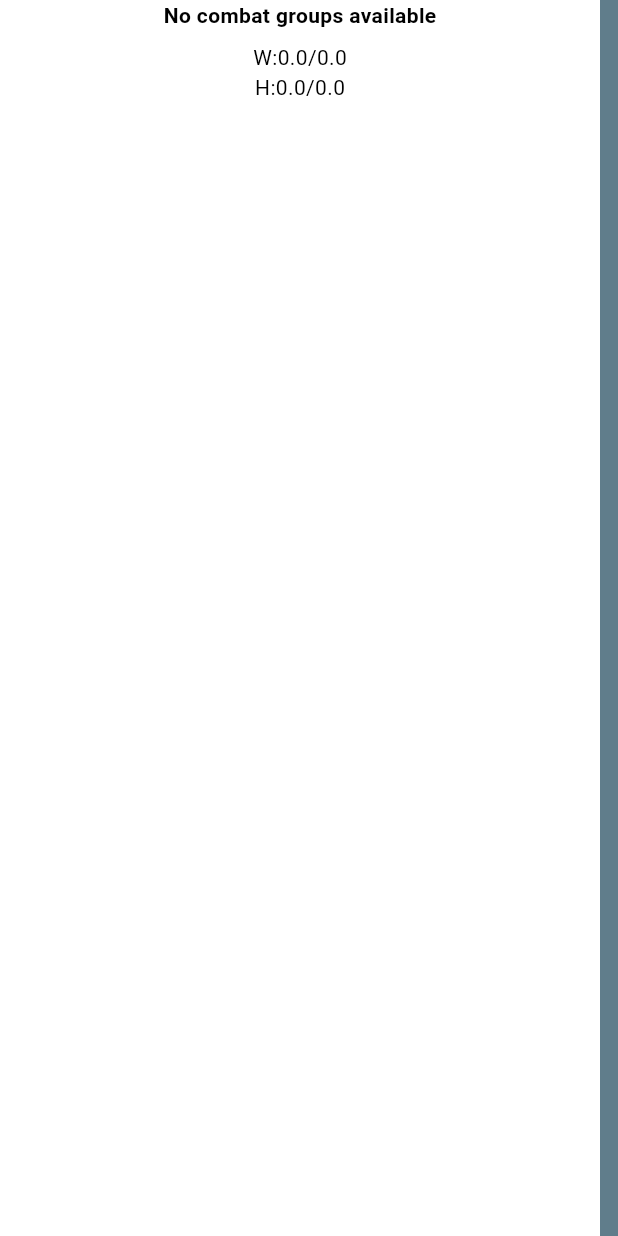
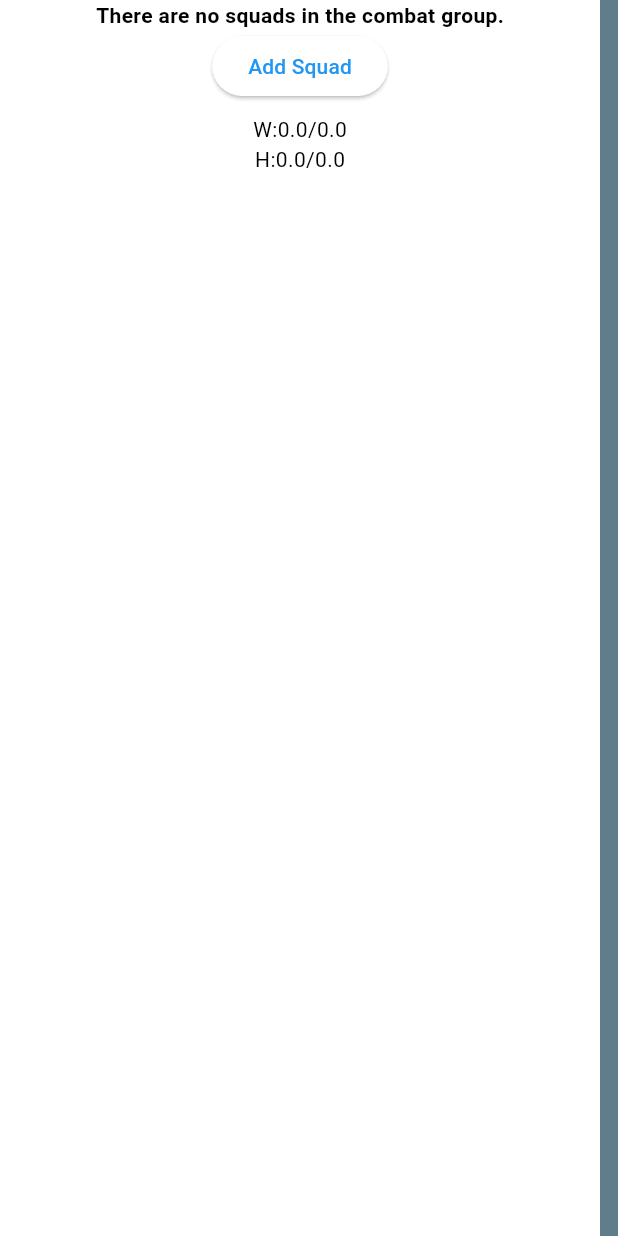
Before and after one commit to Ariemeth/gearforce, a Flutter app: the LargeRosterDisplay widget shown alone on an empty page, opened directly with empty values, on a phone screen of 412 x 824 dp. Run offline on Flutter 3.47's test engine with Material 3 defaults, Android fonts, the phone set to English and light mode, and no system bars; our stand-ins replace flutter_bloc, shared_preferences; accounts and stored records are empty; generated files the repository leaves out were written again.

Commit message:
Adding squad display with primary and secondary role selections set default windows build size to 450x650 to default to the smaller screen for development

```diff
--- a/lib/src/localization/app_en.arb
+++ b/lib/src/localization/app_en.arb
@@ -19,5 +19,25 @@
   "subfactionSelectDropdownHint": "Select a Subfaction",
   "@subfactionSelectDropdownHint": {
     "description": "Hint text on the subfaction selection dropdown sugggesting that a subfaction needs to be selected"
+  },
+  "addSquadButtonText": "Add Squad",
+  "@addSquadButtonText": {
+    "description": "Text for the button that adds a new squad to the roster"
+  },
+  "noSquadsText": "There are no squads in the combat group.",
+  "@noSquadsText": {
+    "description": "Text displayed when there are no squads in the combat group"
+  },
+  "squadPrimaryRoleLabelText": "Primary Role",
+  "@squadPrimaryRoleLabelText": {
+    "description": "Label for the primary role dropdown in the squad card"
+  },
+  "squadSecondaryRoleLabelText": "Secondary Role",
+  "@squadSecondaryRoleLabelText": {
+    "description": "Label for the secondary role dropdown in the squad card"
+  },
+  "squadRoleNoneText": "None",
+  "@squadRoleNoneText": {
+    "description": "Text for the 'None' option in the role dropdown"
   }
 }
--- a/lib/src/pages/roster/bloc/roster_event.dart
+++ b/lib/src/pages/roster/bloc/roster_event.dart
@@ -2,12 +2,6 @@ part of 'roster_bloc.dart';
 
 @immutable
 abstract class RosterEvent {}
-
-class AddCombatGroup extends RosterEvent {
-  final CombatGroup combatGroup;
-
-  AddCombatGroup(this.combatGroup);
-}
 
 class UpdatePlayerName extends RosterEvent {
   final String playerName;
@@ -22,18 +16,16 @@ class UpdateRosterName extends RosterEvent {
 }
 
 class AddSquad extends RosterEvent {
-  final String combatGroupId;
   final Squad squad;
 
-  AddSquad(this.combatGroupId, this.squad);
+  AddSquad(this.squad);
 }
 
 class AddUnit extends RosterEvent {
-  final String combatGroupId;
   final String squadId;
   final Unit unit;
 
-  AddUnit(this.combatGroupId, this.squadId, this.unit);
+  AddUnit(this.squadId, this.unit);
 }
 
 class UpdateFactionEvent extends RosterEvent {
@@ -47,3 +39,15 @@ class UpdateSubfactionEvent extends RosterEvent {
 
   UpdateSubfactionEvent(this.subfaction);
 }
+
+class UpdateSquads extends RosterEvent {
+  final List<Squad> squads;
+
+  UpdateSquads(this.squads);
+}
+
+class UpdateSquad extends RosterEvent {
+  final Squad updatedSquad;
+
+  UpdateSquad(this.updatedSquad);
+}
--- a/lib/src/pages/roster/bloc/roster_state.dart
+++ b/lib/src/pages/roster/bloc/roster_state.dart
@@ -4,14 +4,14 @@ part of 'roster_bloc.dart';
 abstract class RosterState {
   final String playerName;
   final String rosterName;
-  final List<CombatGroup> combatGroups;
+  final List<Squad> squads;
   final Faction? selectedFaction;
   final Subfaction? selectedSubfaction;
 
   const RosterState(
     this.playerName,
     this.rosterName,
-    this.combatGroups, {
+    this.squads, {
     this.selectedFaction,
     this.selectedSubfaction,
   });
@@ -25,7 +25,7 @@ class RosterUpdated extends RosterState {
   const RosterUpdated(
     super.playerName,
     super.rosterName,
-    super.combatGroups, {
+    super.squads, {
     super.selectedFaction,
     super.selectedSubfaction,
   });
--- /dev/null
+++ b/lib/src/pages/roster/models/role.dart
@@ -0,0 +1,16 @@
+enum Role {
+  gp('General Purpose', 'GP'),
+  sk('Strike', 'SK'),
+  rc('Recon', 'RC'),
+  fs('Fire Support', 'FS'),
+  so('Special Operations', 'SO'),
+  eg('Engineering', 'EG'),
+  mb('Mobile Base', 'MB'),
+  as('Air Support', 'AS'),
+  ft('Fortifications', 'FT');
+
+  final String name;
+  final String abbreviation;
+
+  const Role(this.name, this.abbreviation);
+}
--- a/lib/src/pages/roster/models/squad.dart
+++ b/lib/src/pages/roster/models/squad.dart
@@ -1,25 +1,34 @@
+import 'package:gearforce/src/pages/roster/models/role.dart';
 import 'package:meta/meta.dart';
 import 'package:gearforce/src/pages/roster/models/unit.dart';
 
 @immutable
 class Squad {
   final String id;
-  final String primaryRole;
-  final String? secondaryRole;
+  final Role primaryRole;
+  final Role? secondaryRole;
   final List<Unit> units;
 
   const Squad({
     required this.id,
-    required this.primaryRole,
+    this.primaryRole = Role.gp,
     this.secondaryRole,
     required this.units,
   });
 
-  Squad copyWith({List<Unit>? units}) {
+  Squad copyWith({
+    String? id,
+    Role? primaryRole,
+    Role? secondaryRole,
+    bool allowSecondaryRoleToBeNull = false,
+    List<Unit>? units,
+  }) {
     return Squad(
-      id: id,
-      primaryRole: primaryRole,
-      secondaryRole: secondaryRole,
+      id: id ?? this.id,
+      primaryRole: primaryRole ?? this.primaryRole,
+      secondaryRole: allowSecondaryRoleToBeNull
+          ? null
+          : (secondaryRole ?? this.secondaryRole),
       units: units ?? this.units,
     );
   }
--- a/lib/src/pages/roster/widgets/combat_group_display.dart
+++ /dev/null
@@ -1,61 +0,0 @@
-import 'package:flutter/material.dart';
-import 'package:gearforce/src/pages/roster/models/combat_group.dart';
-import 'package:gearforce/src/theme/app_theme.dart';
-
-class CombatGroupDisplay extends StatelessWidget {
-  final List<CombatGroup> combatGroups;
-
-  const CombatGroupDisplay({super.key, required this.combatGroups});
-
-  @override
-  Widget build(BuildContext context) {
-    if (combatGroups.isEmpty) {
-      return Center(
-        child: Text(
-          'No combat groups available',
-          style: AppTheme.subtitleStyle,
-        ),
-      );
-    }
-
-    final display = ListView.builder(
-      itemCount: combatGroups.length,
-      itemBuilder: (context, index) {
-        final combatGroup = combatGroups[index];
-
-        return ExpansionTile(
-          title: Text(
-            'Combat Group ${index + 1}',
-            style: AppTheme.subtitleStyle,
-          ),
-          children: combatGroup.squads.map((squad) {
-            return ExpansionTile(
-              title: Text(
-                'Squad: ${squad.primaryRole}',
-                style: AppTheme.bodyStyle,
-              ),
-              subtitle: Text(
-                'Secondary Role: ${squad.secondaryRole ?? 'None'}',
-                style: AppTheme.bodyStyle,
-              ),
-              children: squad.units.map((unit) {
-                return ListTile(
-                  title: Text(
-                    'Unit: ${unit.name}',
-                    style: AppTheme.bodyStyle,
-                  ),
-                  subtitle: Text(
-                    'Chassis: ${unit.chassisType}, TV: ${unit.threatValue}',
-                  ),
-                  contentPadding: AppTheme.listTilePadding,
-                );
-              }).toList(),
-            );
-          }).toList(),
-        );
-      },
-    );
-
-    return display;
-  }
-}
--- a/lib/src/pages/roster/widgets/large_roster_display.dart
+++ b/lib/src/pages/roster/widgets/large_roster_display.dart
@@ -1,7 +1,7 @@
 import 'package:flutter/material.dart';
 import 'package:flutter_bloc/flutter_bloc.dart';
 import 'package:gearforce/src/pages/roster/bloc/roster_bloc.dart';
-import 'package:gearforce/src/pages/roster/widgets/combat_group_display.dart';
+import 'package:gearforce/src/pages/roster/widgets/squad_display.dart';
 import 'package:gearforce/src/widgets/display_layout_constraints.dart';
 
 const _leftPanelMinWidth = 400.0;
@@ -23,8 +23,8 @@ class LargeRosterDisplay extends StatelessWidget {
           width: _leftPanelMinWidth,
           child: Column(
             children: [
-              CombatGroupDisplay(
-                combatGroups: state.combatGroups,
+              SquadDisplay(
+                squads: state.squads,
               ),
               rosterMetaData,
             ],
--- a/lib/src/pages/roster/widgets/small_roster_display.dart
+++ b/lib/src/pages/roster/widgets/small_roster_display.dart
@@ -1,11 +1,11 @@
 import 'package:flutter/material.dart';
 import 'package:flutter_bloc/flutter_bloc.dart';
 import 'package:gearforce/src/pages/roster/bloc/roster_bloc.dart';
-import 'package:gearforce/src/pages/roster/widgets/combat_group_display.dart';
 import 'package:gearforce/src/pages/roster/widgets/faction_selector.dart';
 import 'package:gearforce/src/pages/roster/widgets/roster_name_input_display.dart';
 import 'package:gearforce/src/pages/roster/widgets/sub_faction_selector.dart';
 import 'package:gearforce/src/widgets/display_layout_constraints.dart';
+import 'package:gearforce/src/pages/roster/widgets/squad_display.dart';
 
 class SmallRosterDisplay extends StatelessWidget {
   const SmallRosterDisplay({
@@ -28,9 +28,7 @@ class SmallRosterDisplay extends StatelessWidget {
         FactionSelector(state: state),
         SubFactionSelector(state: state),
         Expanded(
-          child: CombatGroupDisplay(
-            combatGroups: state.combatGroups,
-          ),
+          child: SquadDisplay(squads: state.squads),
         ),
         rosterMetaData,
       ],
--- /dev/null
+++ b/lib/src/pages/roster/widgets/squad_display.dart
@@ -0,0 +1,71 @@
+import 'package:flutter/material.dart';
+import 'package:gearforce/src/generated/i18n/app_localizations.dart';
+import 'package:gearforce/src/pages/roster/bloc/roster_bloc.dart';
+import 'package:gearforce/src/pages/roster/models/squad.dart';
+import 'package:gearforce/src/theme/app_theme.dart';
+import 'package:flutter_bloc/flutter_bloc.dart';
+import 'package:gearforce/src/pages/roster/models/role.dart';
+import 'package:gearforce/src/pages/roster/widgets/squad_role_selectors.dart';
+
+class SquadDisplay extends StatelessWidget {
+  final List<Squad> squads;
+
+  const SquadDisplay({super.key, required this.squads});
+
+  @override
+  Widget build(BuildContext context) {
+    return Column(
+      children: [
+        Expanded(
+          child: squads.isEmpty
+              ? Center(
+                  child: Text(
+                    AppLocalizations.of(context)!.noSquadsText,
+                    style: AppTheme.subtitleStyle,
+                  ),
+                )
+              : ListView.builder(
+                  itemCount: squads.length,
+                  itemBuilder: (context, index) {
+                    final squad = squads[index];
+
+                    return ExpansionTile(
+                      title: Text(
+                        'Squad ${index + 1}', // Display squad name as title
+                        style: AppTheme.subtitleStyle,
+                      ),
+                      children: [
+                        SquadRoleSelectors(squad: squad),
+                        ...squad.units.map((unit) {
+                          return ListTile(
+                            title: Text(
+                              'Unit: ${unit.name}',
+                              style: AppTheme.bodyStyle,
+                            ),
+                            subtitle: Text(
+                              'Chassis: ${unit.chassisType}, TV: ${unit.threatValue}',
+                            ),
+                            contentPadding: AppTheme.listTilePadding,
+                          );
+                        }),
+                      ],
+                    );
+                  },
+                ),
+        ),
+        ElevatedButton(
+          onPressed: () {
+            final newSquad = Squad(
+              id: DateTime.now().toString(), // Generate a unique ID
+              primaryRole: Role.gp, // Default to General Purpose
+              secondaryRole: null,
+              units: [],
+            );
+            context.read<RosterBloc>().add(AddSquad(newSquad));
+          },
+          child: Text(AppLocalizations.of(context)!.addSquadButtonText),
+        ),
+      ],
+    );
+  }
+}
--- /dev/null
+++ b/lib/src/pages/roster/widgets/squad_role_selectors.dart
@@ -0,0 +1,51 @@
+import 'package:flutter/material.dart';
+import 'package:gearforce/src/generated/i18n/app_localizations.dart';
+import 'package:gearforce/src/pages/roster/models/role.dart';
+import 'package:gearforce/src/pages/roster/models/squad.dart';
+import 'package:gearforce/src/pages/roster/bloc/roster_bloc.dart';
+import 'package:flutter_bloc/flutter_bloc.dart';
+import 'package:gearforce/src/pages/roster/widgets/role_selector.dart';
+
+class SquadRoleSelectors extends StatelessWidget {
+  final Squad squad;
+
+  const SquadRoleSelectors({super.key, required this.squad});
+
+  @override
+  Widget build(BuildContext context) {
+    return Row(
+      children: [
+        Expanded(
+          child: SquadRoleSelector(
+            selectedRole: squad.primaryRole,
+            label: AppLocalizations.of(context)!.squadPrimaryRoleLabelText,
+            allowNone: false, // Disallow "None" for primary role
+            onChanged: (Role? newPrimaryRole) {
+              if (newPrimaryRole != null) {
+                final updatedSquad =
+                    squad.copyWith(primaryRole: newPrimaryRole);
+                context.read<RosterBloc>().add(UpdateSquad(updatedSquad));
+              }
+            },
+          ),
+        ),
+        const SizedBox(width: 16), // Add spacing between selectors
+        Expanded(
+          child: SquadRoleSelector(
+            selectedRole: squad.secondaryRole,
+            label: AppLocalizations.of(context)!.squadSecondaryRoleLabelText,
+            allowNone: true,
+            onChanged: (Role? newSecondaryRole) {
+              final updatedSquad = squad.copyWith(
+                secondaryRole: newSecondaryRole,
+                allowSecondaryRoleToBeNull:
+                    newSecondaryRole == null, // Updated parameter name
+              );
+              context.read<RosterBloc>().add(UpdateSquad(updatedSquad));
+            },
+          ),
+        ),
+      ],
+    );
+  }
+}
```
Also changed, not shown: lib/src/pages/roster/bloc/roster_bloc.dart (+44 -43 lines), lib/src/pages/roster/widgets/role_selector.dart (added, +44 -0 lines), 1 other file.
